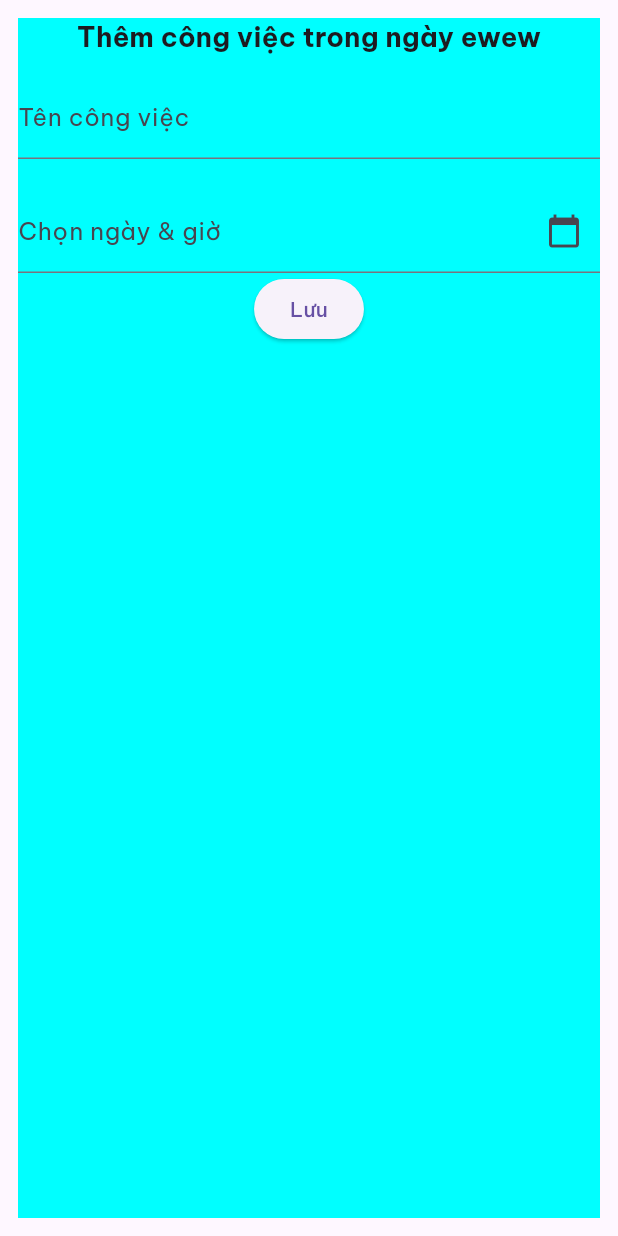
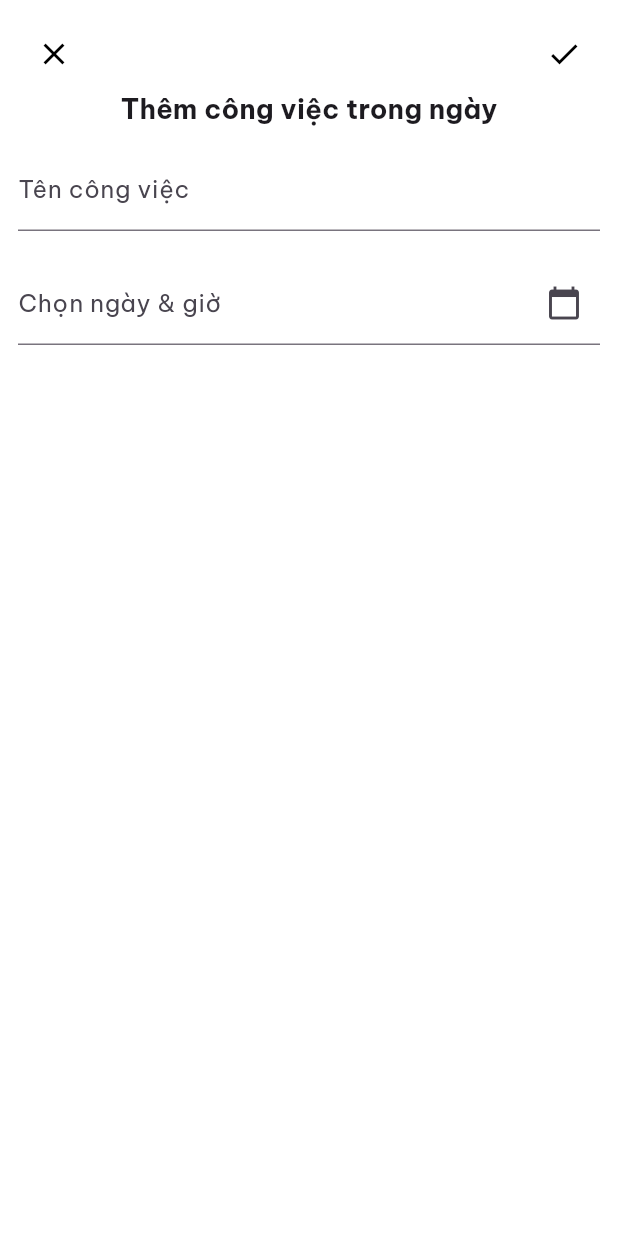
Before and after one commit to airshipkirov52/lichhomnay, a Flutter app: the TaskForm screen opened directly, on a phone screen of 412 x 824 dp. Run offline on Flutter 3.47's test engine with Material 3 defaults, Android fonts, the phone set to English and light mode, and no system bars; our stand-ins replace flutter_local_notifications, flutter_timezone, google_fonts, shared_preferences, timezone; accounts and stored records are empty; network calls fail; statements that could not run were skipped.

Commit message:
update source

```diff
--- a/lib/calendar_notification.dart
+++ b/lib/calendar_notification.dart
@@ -97,12 +97,12 @@ class CalendarNotification {
   static Future<void> scheduleNotification({
     required String title,
     required String body,
-    required DateTime dt,
+    required DateTime scheduledDate,
   }) async {
     await regrantScheduleExactAlarms();
     final id = DateTime.now().millisecondsSinceEpoch ~/ 1000;
     final details = NotificationDetails(android: androidDetails);
-    final tz.TZDateTime scheduledTZDate = tz.TZDateTime.from(dt, tz.local);
+    final tz.TZDateTime scheduledTZDate = tz.TZDateTime.from(scheduledDate, tz.local);
 
     await notificationsPlugin.zonedSchedule(
       id,
--- a/lib/calendar_widget.dart
+++ b/lib/calendar_widget.dart
@@ -4,7 +4,7 @@ import 'package:flutter/material.dart';
 import 'package:lich_hom_nay/calendar_utils.dart';
 import 'package:lich_hom_nay/constants.dart';
 
-const backgoundColor = Color.fromARGB(255, 0, 255, 255);
+const backgoundColor = Color.fromARGB(255, 255, 255, 255);
 const foregroundColor = Color.fromARGB(255, 230, 240, 230);
 const selectedDateColor = Color.fromARGB(255, 250, 238, 0);
 const nonOfMonthColor = Color.fromARGB(255, 179, 179, 179);
@@ -202,8 +202,7 @@ class CalendarDateCell extends StatelessWidget {
   @override
   Widget build(BuildContext context) {
     return Container(
-      margin: EdgeInsets.all(3),
-      padding: EdgeInsets.all(2),
+      padding: EdgeInsets.all(3),
       decoration: BoxDecoration(
         color: buildCellColor(),
         borderRadius: BorderRadius.circular(5),
--- a/lib/task_form.dart
+++ b/lib/task_form.dart
@@ -88,32 +88,47 @@ class _TaskFormState extends State<TaskForm> {
     return Scaffold(
       body: SafeArea(
         child: Container(
-          margin: EdgeInsets.all(12),
+          padding: EdgeInsets.all(12),
           color: backgoundColor,
           child: Form(
             child: Column(
               children: [
-                const Text(
-                  "Thêm công việc trong ngày ewew",
+                Row(
+                  children: [
+                    IconButton(
+                      onPressed: () => Navigator.of(context, rootNavigator: true).pop(),
+                      style: IconButton.styleFrom(
+                        foregroundColor: Colors.black,
+                      ),
+                      icon: Icon(Icons.close),
+                    ),
+                    Spacer(),
+                    IconButton(
+                      onPressed: () {
+                        if (_formKey.currentState!.validate()) {
+                          Navigator.pop(context, _nameCtrl.text);
+                        }
+                      },
+                      style: IconButton.styleFrom(
+                        foregroundColor: Colors.black,
+                      ),
+                      icon: Icon(Icons.check),
+                    ),
+                  ],
+                ),
+                Text(
+                  "Thêm công việc trong ngày",
                   style: TextStyle(fontSize: 18, fontWeight: FontWeight.bold),
                 ),
-                const SizedBox(height: 12),
+                SizedBox(height: 12),
                 TextFormField(
                   controller: _nameCtrl,
                   decoration: const InputDecoration(labelText: "Tên công việc"),
                   validator: (v) =>
                       v == null || v.isEmpty ? "Không được trống" : null,
                 ),
-                const SizedBox(height: 20),
-                const DateTimeField(),
-                ElevatedButton(
-                  onPressed: () {
-                    if (_formKey.currentState!.validate()) {
-                      Navigator.pop(context, _nameCtrl.text);
-                    }
-                  },
-                  child: const Text("Lưu"),
-                ),
+                SizedBox(height: 20),
+                DateTimeField(),
               ],
             ),
           ),
```
Also changed, not shown: lib/calendar.dart (+7 -3 lines).
